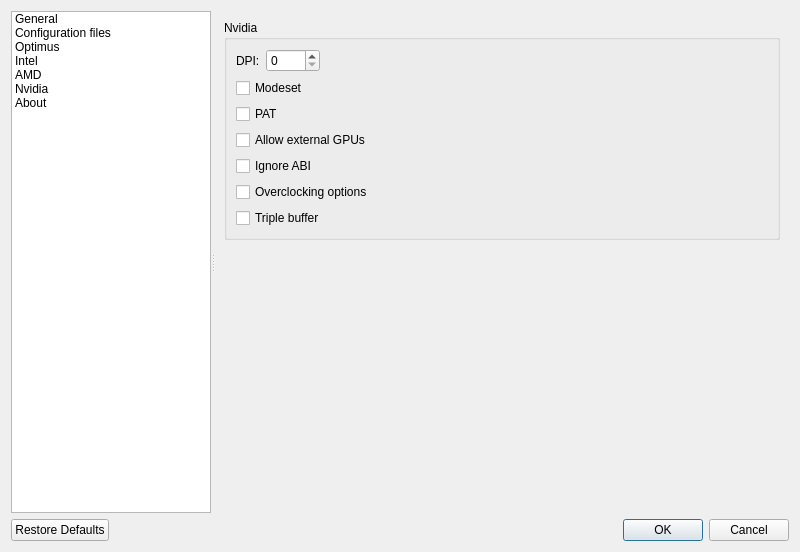
Before: the Qt Designer form src/settingsdialog.ui in Shatur/optimus-manager-qt, drawn with Qt 5.
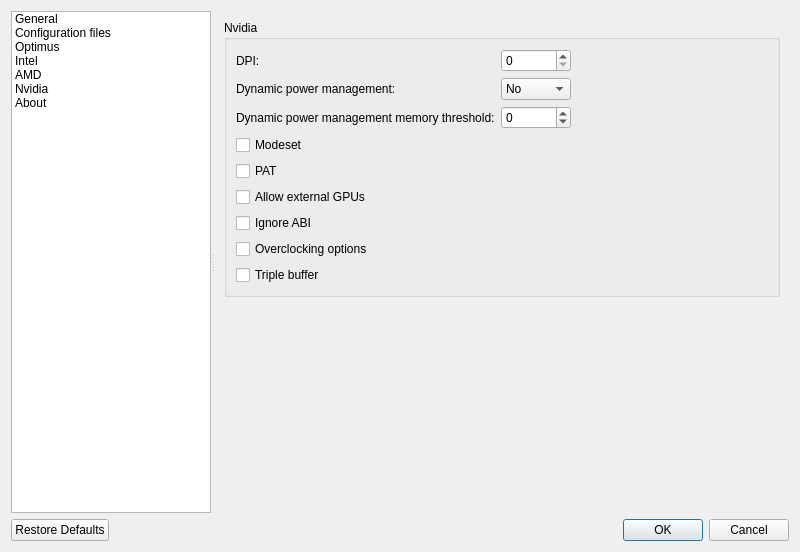
After: the same form once the commit is applied. The open tabs and pages were chosen to show the change. Icons and pictures are not drawn.

Commit message: Add options for RTD3 power management

The edit to the form file:
```diff
--- a/src/settingsdialog.ui
+++ b/src/settingsdialog.ui
@@ -951,24 +951,17 @@
            <string notr="true">Nvidia</string>
           </property>
           <layout class="QGridLayout" name="nvidiaLayout" columnstretch="0,0,1">
-           <item row="0" column="1">
-            <widget class="QSpinBox" name="nvidiaDpiSpinBox">
+           <item row="8" column="0" colspan="3">
+            <widget class="QCheckBox" name="nvidiaTripleBuffercheckBox">
              <property name="toolTip">
-              <string>&lt;html&gt;&lt;head/&gt;&lt;body&gt;&lt;p&gt;This will be set using the Xsetup script passed to your login manager&lt;br/&gt;It will run the command&lt;/p&gt;&lt;p&gt;&lt;span style=&quot; font-style:italic;&quot;&gt;xrandr --dpi &amp;lt;dpi value&amp;gt;&lt;/span&gt;&lt;/p&gt;&lt;p&gt;Leave 0 for the default&lt;/p&gt;&lt;/body&gt;&lt;/html&gt;</string>
+              <string>&lt;html&gt;&lt;head/&gt;&lt;body&gt;&lt;p&gt;Enable triple buffering&lt;/p&gt;&lt;/body&gt;&lt;/html&gt;</string>
              </property>
-             <property name="maximum">
-              <number>1000</number>
-             </property>
-            </widget>
-           </item>
-           <item row="0" column="0">
-            <widget class="QLabel" name="nvidiaDpiLabel">
              <property name="text">
-              <string notr="true">DPI:</string>
+              <string>Triple buffer</string>
              </property>
             </widget>
            </item>
-           <item row="3" column="0" colspan="3">
+           <item row="4" column="0" colspan="3">
             <widget class="QCheckBox" name="nvidiaPatCheckBox">
              <property name="toolTip">
               <string>&lt;html&gt;&lt;head/&gt;&lt;body&gt;&lt;p&gt;Whether or not to enable the &lt;span style=&quot; font-style:italic;&quot;&gt;NVreg_UsePageAttributeTable&lt;/span&gt; option in the Nvidia driver&lt;/p&gt;&lt;p&gt;&lt;span style=&quot; font-weight:600;&quot;&gt;Recommended&lt;/span&gt;, can cause poor CPU performance otherwise&lt;/p&gt;&lt;/body&gt;&lt;/html&gt;</string>
@@ -978,7 +971,63 @@
              </property>
             </widget>
            </item>
+           <item row="3" column="0" colspan="3">
+            <widget class="QCheckBox" name="nvidiaModesetCheckBox">
+             <property name="toolTip">
+              <string>&lt;html&gt;&lt;head/&gt;&lt;body&gt;&lt;p&gt;Enable &lt;span style=&quot; font-style:italic;&quot;&gt;modesetting&lt;/span&gt;&lt;/p&gt;&lt;p&gt;Required for PRIME Synchronization (which prevents tearing)&lt;/p&gt;&lt;/body&gt;&lt;/html&gt;</string>
+             </property>
+             <property name="text">
+              <string notr="true">Modeset</string>
+             </property>
+            </widget>
+           </item>
            <item row="6" column="0" colspan="3">
+            <widget class="QCheckBox" name="nvidiaIgnoreAbiCheckBox">
+             <property name="toolTip">
+              <string>&lt;html&gt;&lt;head/&gt;&lt;body&gt;&lt;p&gt;If you're running an updated version of xorg-server (let's say to get PRIME Render offload enabled), the Nvidia driver may not load because of an ABI version mismatch&lt;/p&gt;&lt;p&gt;Enabling this option will allow loading the Nvidia driver&lt;/p&gt;&lt;/body&gt;&lt;/html&gt;</string>
+             </property>
+             <property name="text">
+              <string>Ignore ABI</string>
+             </property>
+            </widget>
+           </item>
+           <item row="1" column="0">
+            <widget class="QLabel" name="nvidiaDynamicPowerManagementLabel">
+             <property name="text">
+              <string>Dynamic power management:</string>
+             </property>
+            </widget>
+           </item>
+           <item row="1" column="1">
+            <widget class="QComboBox" name="nvidiaDynamicPowerManagementComboBox">
+             <property name="toolTip">
+              <string>&lt;html&gt;&lt;head/&gt;&lt;body&gt;&lt;p&gt;Enable Runtime D3 (RTD3) Power Management in the Nvidia driver&lt;/p&gt;&lt;p&gt;While in hybrid mode, this feature allows the Nvidia card to go into a low-power mode if it's not in use&lt;/p&gt;&lt;p&gt;The feature is still experimental&lt;/p&gt;&lt;p&gt;It's only supported on laptops with a Turing GPU or above, and an Intel Coffee Lake CPU or above&lt;/p&gt;&lt;p&gt;If your Nvidia card also has an audio chip (for HDMI) or a USB port wired to it, they may not function properly while in low-power mode&lt;/p&gt;&lt;p&gt;&lt;span style=&quot; font-style:italic;&quot;&gt;No&lt;/span&gt;: RTD3 power management is disabled&lt;/p&gt;&lt;p&gt;&lt;span style=&quot; font-style:italic;&quot;&gt;Coarse&lt;/span&gt;: the card only goes to low-power if no application is using it&lt;/p&gt;&lt;p&gt;&lt;span style=&quot; font-style:italic;&quot;&gt;Fine&lt;/span&gt;: the card is also allowed to go to low-power if applications are using it but have not actively submitted GPU work in some amount of time&lt;/p&gt;&lt;/body&gt;&lt;/html&gt;</string>
+             </property>
+             <item>
+              <property name="text">
+               <string>No</string>
+              </property>
+             </item>
+             <item>
+              <property name="text">
+               <string>Coarse</string>
+              </property>
+             </item>
+             <item>
+              <property name="text">
+               <string>Fine</string>
+              </property>
+             </item>
+            </widget>
+           </item>
+           <item row="0" column="0">
+            <widget class="QLabel" name="nvidiaDpiLabel">
+             <property name="text">
+              <string notr="true">DPI:</string>
+             </property>
+            </widget>
+           </item>
+           <item row="7" column="0" colspan="3">
             <widget class="QCheckBox" name="nvidiaOverclockingCheckBox">
              <property name="toolTip">
               <string>&lt;html&gt;&lt;head/&gt;&lt;body&gt;&lt;p&gt;Enable &lt;span style=&quot; font-style:italic;&quot;&gt;CoolBits&lt;/span&gt; in the Xorg configuration, which unlocks clocking options in the Nvidia control panel&lt;/p&gt;&lt;p&gt;Does not work in &lt;span style=&quot; font-style:italic;&quot;&gt;Hybrid&lt;/span&gt; mode&lt;/p&gt;&lt;/body&gt;&lt;/html&gt;</string>
@@ -988,37 +1037,17 @@
              </property>
             </widget>
            </item>
-           <item row="7" column="0" colspan="3">
-            <widget class="QCheckBox" name="nvidiaTripleBuffercheckBox">
+           <item row="0" column="1">
+            <widget class="QSpinBox" name="nvidiaDpiSpinBox">
              <property name="toolTip">
-              <string>&lt;html&gt;&lt;head/&gt;&lt;body&gt;&lt;p&gt;Enable triple buffering&lt;/p&gt;&lt;/body&gt;&lt;/html&gt;</string>
+              <string>&lt;html&gt;&lt;head/&gt;&lt;body&gt;&lt;p&gt;This will be set using the Xsetup script passed to your login manager&lt;br/&gt;It will run the command&lt;/p&gt;&lt;p&gt;&lt;span style=&quot; font-style:italic;&quot;&gt;xrandr --dpi &amp;lt;dpi value&amp;gt;&lt;/span&gt;&lt;/p&gt;&lt;p&gt;Leave 0 for the default&lt;/p&gt;&lt;/body&gt;&lt;/html&gt;</string>
              </property>
-             <property name="text">
-              <string>Triple buffer</string>
+             <property name="maximum">
+              <number>1000</number>
              </property>
             </widget>
            </item>
            <item row="5" column="0" colspan="3">
-            <widget class="QCheckBox" name="nvidiaIgnoreAbiCheckBox">
-             <property name="toolTip">
-              <string>&lt;html&gt;&lt;head/&gt;&lt;body&gt;&lt;p&gt;If you're running an updated version of xorg-server (let's say to get PRIME Render offload enabled), the Nvidia driver may not load because of an ABI version mismatch&lt;/p&gt;&lt;p&gt;Enabling this option will allow loading the Nvidia driver&lt;/p&gt;&lt;/body&gt;&lt;/html&gt;</string>
-             </property>
-             <property name="text">
-              <string>Ignore ABI</string>
-             </property>
-            </widget>
-           </item>
-           <item row="2" column="0" colspan="3">
-            <widget class="QCheckBox" name="nvidiaModesetCheckBox">
-             <property name="toolTip">
-              <string>&lt;html&gt;&lt;head/&gt;&lt;body&gt;&lt;p&gt;Enable &lt;span style=&quot; font-style:italic;&quot;&gt;modesetting&lt;/span&gt;&lt;/p&gt;&lt;p&gt;Required for PRIME Synchronization (which prevents tearing)&lt;/p&gt;&lt;/body&gt;&lt;/html&gt;</string>
-             </property>
-             <property name="text">
-              <string notr="true">Modeset</string>
-             </property>
-            </widget>
-           </item>
-           <item row="4" column="0" colspan="3">
             <widget class="QCheckBox" name="nvidiaAllowExternalGpusCheckBox">
              <property name="toolTip">
               <string>&lt;html&gt;&lt;head/&gt;&lt;body&gt;&lt;p&gt;Use Optimus Manager with external Nvidia GPUs (experimental)&lt;/p&gt;&lt;/body&gt;&lt;/html&gt;</string>
@@ -1028,6 +1057,26 @@
              </property>
             </widget>
            </item>
+           <item row="2" column="0">
+            <widget class="QLabel" name="nvidiaDynamicPowerManagementThresholdLabel">
+             <property name="text">
+              <string>Dynamic power management memory threshold:</string>
+             </property>
+            </widget>
+           </item>
+           <item row="2" column="1">
+            <widget class="QSpinBox" name="nvidiaDynamicPowerManagementThresholdSpinBox">
+             <property name="toolTip">
+              <string>&lt;html&gt;&lt;head/&gt;&lt;body&gt;&lt;p&gt;The Nvidia driver handles power to the video memory separately from the rest of GPU&lt;/p&gt;&lt;p&gt;When dynamic power management set to &lt;span style=&quot; font-style:italic;&quot;&gt;Fine&lt;/span&gt;, this options controls the threshold of memory utilization under which the memory is put in a low-power state&lt;/p&gt;&lt;p&gt;Set to -1 for the default (200MB)&lt;/p&gt;&lt;p&gt;Setting this value to 0 keeps the memory powered at all times&lt;/p&gt;&lt;/body&gt;&lt;/html&gt;</string>
+             </property>
+             <property name="minimum">
+              <number>-1</number>
+             </property>
+             <property name="maximum">
+              <number>200</number>
+             </property>
+            </widget>
+           </item>
           </layout>
          </widget>
         </item>
```
The commit also changes 3 other files.
